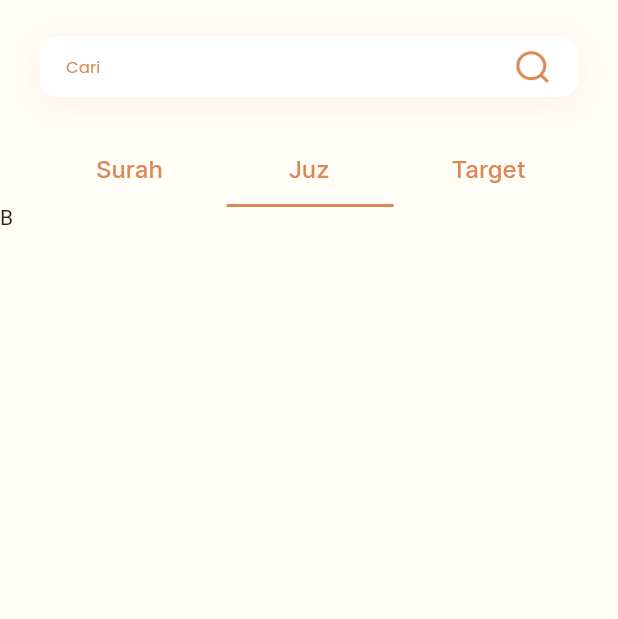
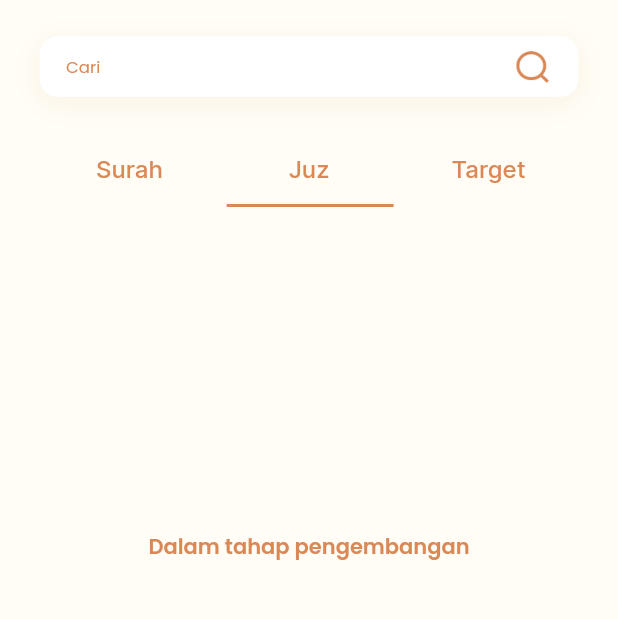
Before and after one commit to mayudevID/ahlul-quran, a Flutter app: the QuranMenuPageContent screen opened directly, tab 2 chosen, on a phone screen of 412 x 824 dp, the part 346-965 px from its top. Run offline on Flutter 3.47's test engine with Material 2 defaults, Android fonts, the phone set to English and light mode, and no system bars; our stand-ins replace bloc, dartz, dio, equatable, flutter_bloc, get_it and 2 more; network calls fail.

```diff
--- a/lib/features/quran/presentation/pages/quran_menu_page.dart
+++ b/lib/features/quran/presentation/pages/quran_menu_page.dart
@@ -346,8 +346,28 @@ class QuranMenuPageContent extends StatelessWidget {
                       }
                     },
                   ),
-                  Text("B"),
-                  Text("C"),
+                  const Center(
+                    child: Text(
+                      "Dalam tahap pengembangan",
+                      style: TextStyle(
+                        fontFamily: "Poppins",
+                        fontSize: 14,
+                        fontWeight: FontWeight.w600,
+                        color: Color(0xFFDA8856),
+                      ),
+                    ),
+                  ),
+                  const Center(
+                    child: Text(
+                      "Tidak tersedia",
+                      style: TextStyle(
+                        fontFamily: "Poppins",
+                        fontSize: 14,
+                        fontWeight: FontWeight.w600,
+                        color: Color(0xFFDA8856),
+                      ),
+                    ),
+                  ),
                 ],
               ),
             ),
--- a/lib/main.dart
+++ b/lib/main.dart
@@ -23,7 +23,7 @@ class MyApp extends StatelessWidget {
     return MaterialApp(
       title: 'Ahlul Quran',
       theme: ThemeData(
-        primarySwatch: Colors.blue,
+        primarySwatch: Colors.brown,
       ),
       home: MainMenuPage(),
       debugShowCheckedModeBanner: false,
```
Also changed, not shown: lib/features/common_widget/run_bottom_bar_widget/component/run_bottom_bar_widget.dart (+4 -6 lines), lib/features/common_widget/run_bottom_bar_widget/wdgets/control_sound.dart (+70 -14 lines), lib/features/list_verse/presentation/pages/list_verse_page.dart (+4 -4 lines).
